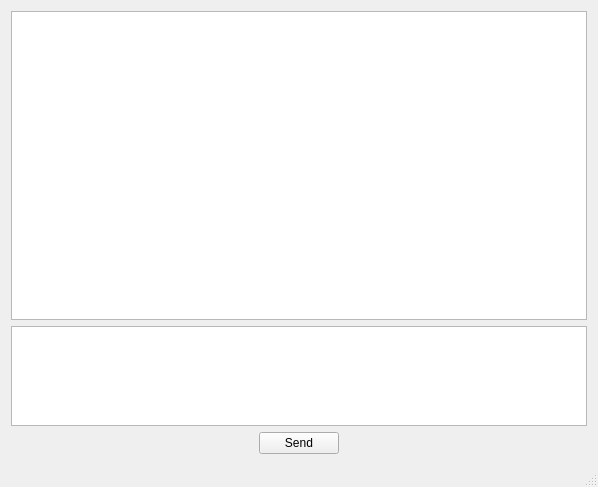
First picture: the form in Kod/Client/Client/MainWindow.ui, repository PameleonNS/PWSS-Czat, before the edit.
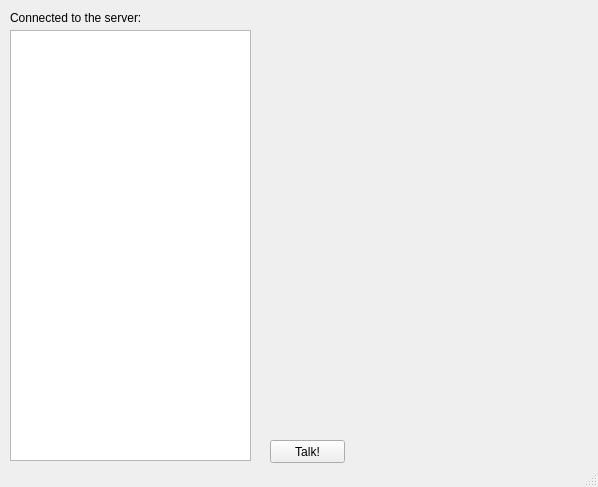
Second picture: the form after the edit.

```diff
--- a/Kod/Client/Client/MainWindow.ui
+++ b/Kod/Client/Client/MainWindow.ui
@@ -14,67 +14,42 @@
    <string>MainWindow</string>
   </property>
   <widget class="QWidget" name="centralWidget">
-   <layout class="QGridLayout" name="gridLayout">
-    <item row="0" column="0" colspan="3">
-     <widget class="QTextEdit" name="incomingEdit">
-      <property name="enabled">
-       <bool>true</bool>
-      </property>
-      <property name="readOnly">
-       <bool>true</bool>
-      </property>
-     </widget>
-    </item>
-    <item row="1" column="0" colspan="3">
-     <widget class="QTextEdit" name="outcomingEdit">
-      <property name="sizePolicy">
-       <sizepolicy hsizetype="Expanding" vsizetype="Fixed">
-        <horstretch>0</horstretch>
-        <verstretch>0</verstretch>
-       </sizepolicy>
-      </property>
-      <property name="maximumSize">
-       <size>
-        <width>16777215</width>
-        <height>100</height>
-       </size>
-      </property>
-     </widget>
-    </item>
-    <item row="2" column="0">
-     <spacer name="horizontalSpacer">
-      <property name="orientation">
-       <enum>Qt::Horizontal</enum>
-      </property>
-      <property name="sizeHint" stdset="0">
-       <size>
-        <width>244</width>
-        <height>20</height>
-       </size>
-      </property>
-     </spacer>
-    </item>
-    <item row="2" column="1">
-     <widget class="QPushButton" name="sendButton">
-      <property name="text">
-       <string>Send</string>
-      </property>
-     </widget>
-    </item>
-    <item row="2" column="2">
-     <spacer name="horizontalSpacer_2">
-      <property name="orientation">
-       <enum>Qt::Horizontal</enum>
-      </property>
-      <property name="sizeHint" stdset="0">
-       <size>
-        <width>243</width>
-        <height>20</height>
-       </size>
-      </property>
-     </spacer>
-    </item>
-   </layout>
+   <widget class="QListWidget" name="connectedListWidget">
+    <property name="geometry">
+     <rect>
+      <x>10</x>
+      <y>30</y>
+      <width>241</width>
+      <height>431</height>
+     </rect>
+    </property>
+   </widget>
+   <widget class="QLabel" name="label">
+    <property name="geometry">
+     <rect>
+      <x>10</x>
+      <y>10</y>
+      <width>161</width>
+      <height>16</height>
+     </rect>
+    </property>
+    <property name="text">
+     <string>Connected to the server:</string>
+    </property>
+   </widget>
+   <widget class="QPushButton" name="talkButton">
+    <property name="geometry">
+     <rect>
+      <x>270</x>
+      <y>440</y>
+      <width>75</width>
+      <height>23</height>
+     </rect>
+    </property>
+    <property name="text">
+     <string>Talk!</string>
+    </property>
+   </widget>
   </widget>
   <widget class="QStatusBar" name="statusBar"/>
  </widget>
```
